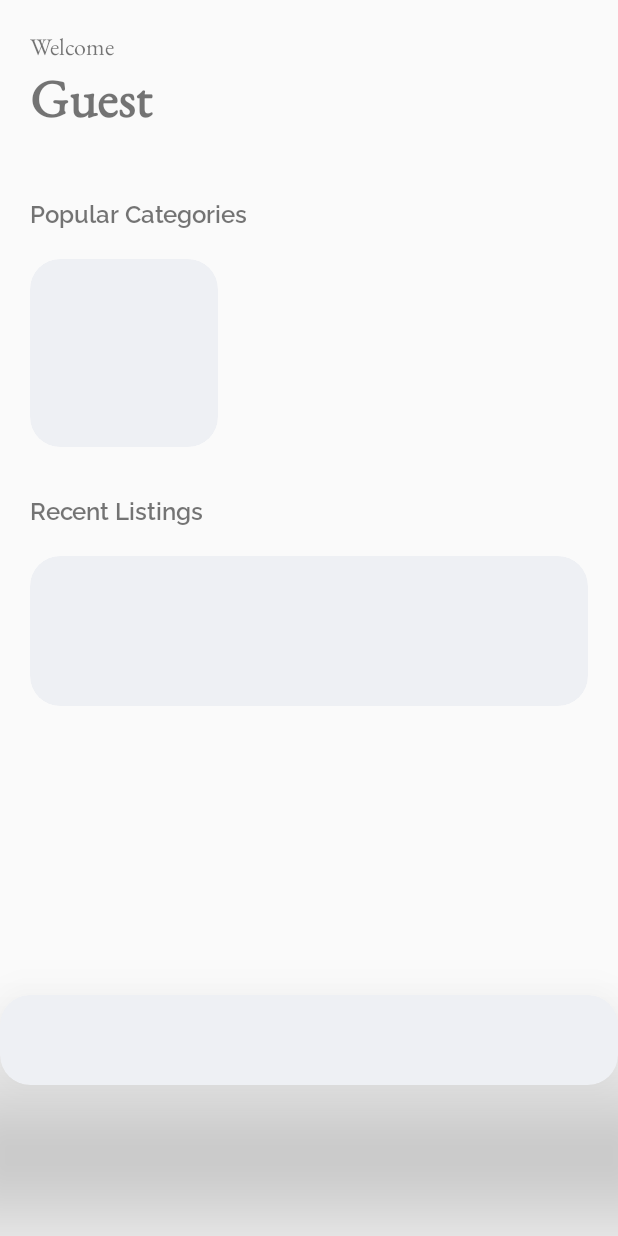
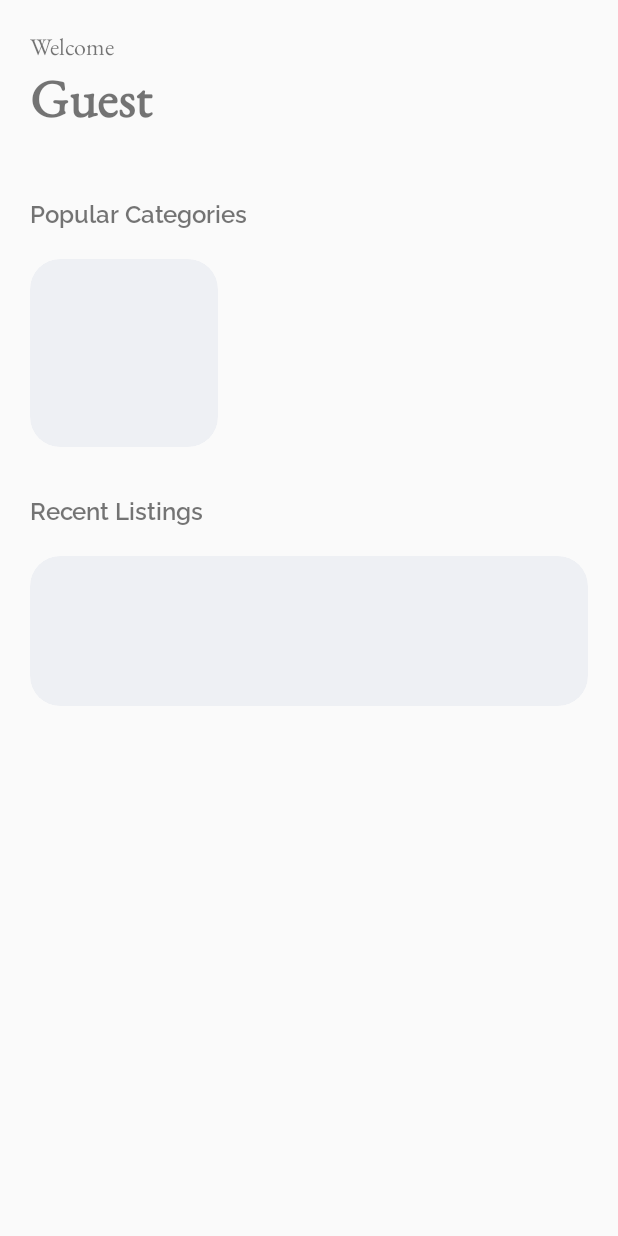
Before and after one commit to naufudge/inventum-opus, an Android app built with Jetpack Compose: the screen it shows after launch (MainActivity), on a phone screen of 412 x 824 dp. Run offline under Robolectric (Android 15) with nearby library versions, the phone set to English and light mode, and no system bars.

Commit message:
updated layout

```diff
--- a/app/src/main/res/layout/activity_main.xml
+++ b/app/src/main/res/layout/activity_main.xml
@@ -57,12 +57,17 @@
 
     </LinearLayout>
 
+    <ScrollView
+        android:layout_width="match_parent"
+        android:layout_height="match_parent"
+        android:layout_marginHorizontal="20dp"
+        android:layout_marginVertical="30dp"
+        >
+
         <LinearLayout
             android:layout_width="match_parent"
-        android:layout_height="305dp"
-        android:layout_marginHorizontal="20dp"
-        android:layout_marginVertical="30dp"
-        android:orientation="vertical">
+            android:layout_height="wrap_content"
+            android:orientation="vertical" >
 
             <TextView
                 android:layout_width="wrap_content"
@@ -82,22 +87,7 @@
 
             </androidx.cardview.widget.CardView>
         </LinearLayout>
-
-    <androidx.cardview.widget.CardView
-        android:layout_width="match_parent"
-        android:layout_height="60dp"
-        app:cardBackgroundColor="#eef0f4"
-        app:cardCornerRadius="20dp"
-        app:cardElevation="50dp"
-        app:cardMaxElevation="50dp">
-
-    </androidx.cardview.widget.CardView>
-
-    <androidx.constraintlayout.widget.ConstraintLayout
-        android:layout_width="match_parent"
-        android:layout_height="match_parent">
-
-    </androidx.constraintlayout.widget.ConstraintLayout>
+    </ScrollView>
 
 
 </LinearLayout>
```
Lines whose indentation alone changed are shown as unchanged.
